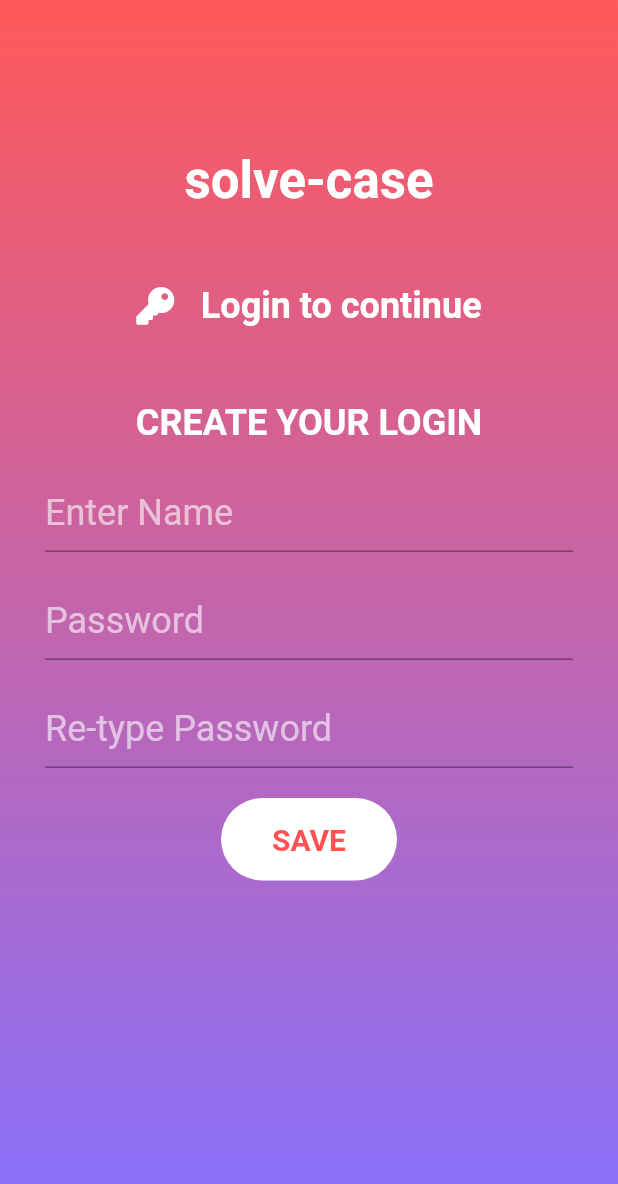
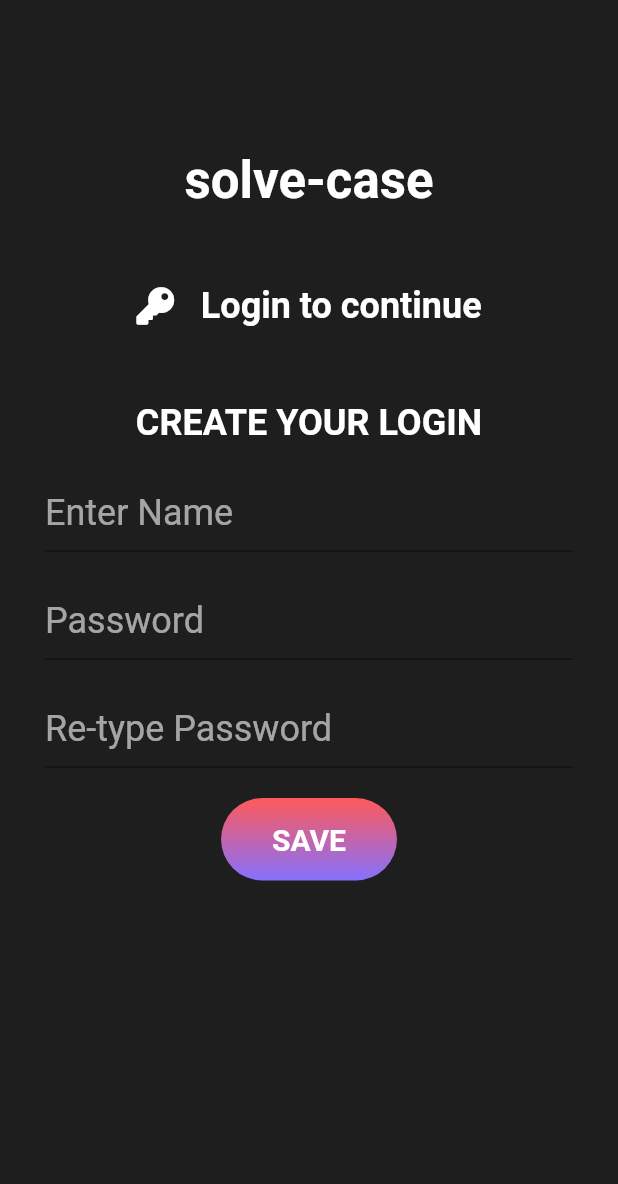
Before and after one commit to axactstudios/solve_case_flutter, a Flutter app: the screen it shows after launch, after a tap on "Sign Up", on a phone screen of 412 x 824 dp. Shown: the top 1184 px of the screen. Run offline on Flutter 3.47's test engine with Material 2 defaults, Android fonts, the phone set to English and light mode, and no system bars; our stand-ins replace font_awesome_flutter, splashscreen.

Commit message:
color changes

```diff
--- a/lib/create_login.dart
+++ b/lib/create_login.dart
@@ -88,12 +88,19 @@
               Container(
                 padding: EdgeInsets.symmetric(vertical: 16.0, horizontal: 34.0),
                 decoration: BoxDecoration(
-                    color: Colors.white,
+                    gradient: LinearGradient(
+                      begin: Alignment.topCenter,
+                      end: Alignment.bottomCenter,
+                      colors: [
+                        Color.fromRGBO(255, 89, 89, 1.0),
+                        Color.fromRGBO(133, 113, 255, 1.0),
+                      ],
+                    ),
                     borderRadius: BorderRadius.circular(30.0)),
                 child: Text(
                   'SAVE',
                   style: TextStyle(
-                      color: Colors.redAccent,
+                      color: Colors.white,
                       fontSize: 20.0,
                       fontWeight: FontWeight.bold),
                 ),
--- a/lib/home_signin_widget.dart
+++ b/lib/home_signin_widget.dart
@@ -14,13 +14,21 @@
         Container(
           padding: EdgeInsets.symmetric(horizontal: 20.0, vertical: 12.0),
           decoration: BoxDecoration(
-              color: Colors.white, borderRadius: BorderRadius.circular(30.0)),
+              gradient: LinearGradient(
+                begin: Alignment.topCenter,
+                end: Alignment.bottomCenter,
+                colors: [
+                  Color.fromRGBO(255, 89, 89, 1.0),
+                  Color.fromRGBO(133, 113, 255, 1.0),
+                ],
+              ),
+              borderRadius: BorderRadius.circular(30.0)),
           child: Row(
             mainAxisAlignment: MainAxisAlignment.center,
             children: <Widget>[
               Icon(
                 FontAwesomeIcons.google,
-                color: Colors.redAccent,
+                color: Colors.white,
                 size: 25.0,
               ),
               Text(
@@ -28,7 +36,7 @@
                 style: TextStyle(
                     fontSize: 18.0,
                     fontWeight: FontWeight.bold,
-                    color: Colors.redAccent),
+                    color: Colors.white),
               ),
             ],
           ),
@@ -43,7 +51,15 @@
           child: Container(
             padding: EdgeInsets.symmetric(horizontal: 20.0, vertical: 12.0),
             decoration: BoxDecoration(
-                color: Colors.white, borderRadius: BorderRadius.circular(30.0)),
+                gradient: LinearGradient(
+                  begin: Alignment.topCenter,
+                  end: Alignment.bottomCenter,
+                  colors: [
+                    Color.fromRGBO(255, 89, 89, 1.0),
+                    Color.fromRGBO(133, 113, 255, 1.0),
+                  ],
+                ),
+                borderRadius: BorderRadius.circular(30.0)),
             child: Row(
               mainAxisAlignment: MainAxisAlignment.center,
               children: <Widget>[
@@ -52,7 +68,7 @@
                   style: TextStyle(
                       fontSize: 20.0,
                       fontWeight: FontWeight.bold,
-                      color: Colors.redAccent),
+                      color: Colors.white),
                 ),
               ],
             ),
--- a/lib/menu_frame.dart
+++ b/lib/menu_frame.dart
@@ -70,17 +70,17 @@
             ),
           ),
           decoration: BoxDecoration(
-            gradient: LinearGradient(
-              begin: Alignment.topCenter,
-              end: Alignment.bottomCenter,
-              colors: [
-                Color.fromRGBO(255, 89, 89, 1.0),
-                Color.fromRGBO(133, 113, 255, 1.0),
-              ],
-            ),
+            color: Color.fromARGB(255, 30, 30, 30),
           ),
         ),
       ),
     );
   }
 }
+//gradient: LinearGradient(
+//begin: Alignment.topCenter,
+//end: Alignment.bottomCenter,
+//colors: [
+//Color.fromRGBO(255, 89, 89, 1.0),
+//Color.fromRGBO(133, 113, 255, 1.0),
+//],
--- a/lib/sign_in.dart
+++ b/lib/sign_in.dart
@@ -61,11 +61,19 @@
             width: double.infinity,
             padding: EdgeInsets.symmetric(vertical: 16.0, horizontal: 34.0),
             decoration: BoxDecoration(
-                color: Colors.white, borderRadius: BorderRadius.circular(30.0)),
+                gradient: LinearGradient(
+                  begin: Alignment.topCenter,
+                  end: Alignment.bottomCenter,
+                  colors: [
+                    Color.fromRGBO(255, 89, 89, 1.0),
+                    Color.fromRGBO(133, 113, 255, 1.0),
+                  ],
+                ),
+                borderRadius: BorderRadius.circular(30.0)),
             child: Text(
               'LOG IN',
               style: TextStyle(
-                color: Colors.redAccent,
+                color: Colors.white,
                 fontSize: 20.0,
                 fontWeight: FontWeight.bold,
               ),
@@ -78,10 +86,18 @@
           Container(
             padding: EdgeInsets.all(20.0),
             decoration: BoxDecoration(
-                color: Colors.white, borderRadius: BorderRadius.circular(30.0)),
+                gradient: LinearGradient(
+                  begin: Alignment.topCenter,
+                  end: Alignment.bottomCenter,
+                  colors: [
+                    Color.fromRGBO(255, 89, 89, 1.0),
+                    Color.fromRGBO(133, 113, 255, 1.0),
+                  ],
+                ),
+                borderRadius: BorderRadius.circular(30.0)),
             child: Icon(
               FontAwesomeIcons.google,
-              color: Colors.redAccent,
+              color: Colors.white,
             ),
           ),
           SizedBox(
@@ -102,11 +118,19 @@
             width: double.infinity,
             padding: EdgeInsets.symmetric(vertical: 10.0, horizontal: 34.0),
             decoration: BoxDecoration(
-                color: Colors.white, borderRadius: BorderRadius.circular(30.0)),
+                gradient: LinearGradient(
+                  begin: Alignment.topCenter,
+                  end: Alignment.bottomCenter,
+                  colors: [
+                    Color.fromRGBO(255, 89, 89, 1.0),
+                    Color.fromRGBO(133, 113, 255, 1.0),
+                  ],
+                ),
+                borderRadius: BorderRadius.circular(30.0)),
             child: Text(
               'Don\'t have an account?',
               style: TextStyle(
-                color: Colors.redAccent,
+                color: Colors.white,
                 fontSize: 20.0,
                 fontWeight: FontWeight.bold,
               ),
```
